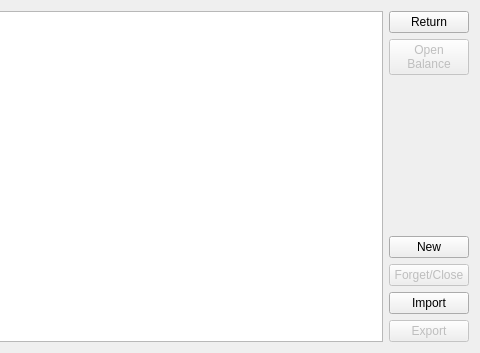
Old version of the form Interfaces/Main/Address/Ui_Frame.ui in the repository CiottiGiorgio/Algorand-Wallet-Manager; both pictures show x 257 to 737 and y 0 to 353 of the 737 by 353 pixel window.
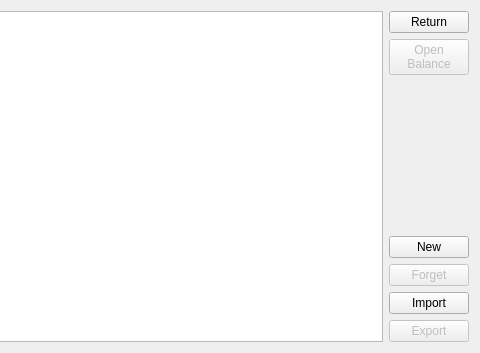
New version of the form. Custom widgets are drawn as their Qt base class.

What changed in the file:
```diff
--- a/Interfaces/Main/Address/Ui_Frame.ui
+++ b/Interfaces/Main/Address/Ui_Frame.ui
@@ -67,7 +67,7 @@
         <bool>false</bool>
        </property>
        <property name="text">
-        <string>Forget/Close</string>
+        <string>Forget</string>
        </property>
        <property name="checkable">
         <bool>false</bool>
```
Left out of the diff: 2 changed lines with no effect on the pictures.
